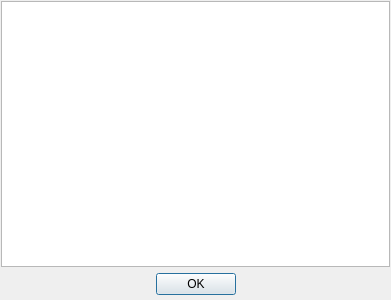
Before: the Qt Designer form FormHelp.ui in mazbrili/qabcs, drawn with Qt 5.
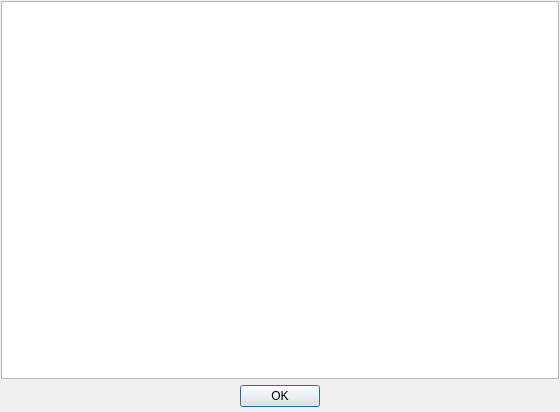
After: the same form once the commit is applied.

```diff
--- a/FormHelp.ui
+++ b/FormHelp.ui
@@ -6,8 +6,8 @@
    <rect>
     <x>0</x>
     <y>0</y>
-    <width>391</width>
-    <height>300</height>
+    <width>560</width>
+    <height>412</height>
    </rect>
   </property>
   <property name="windowTitle">
```
